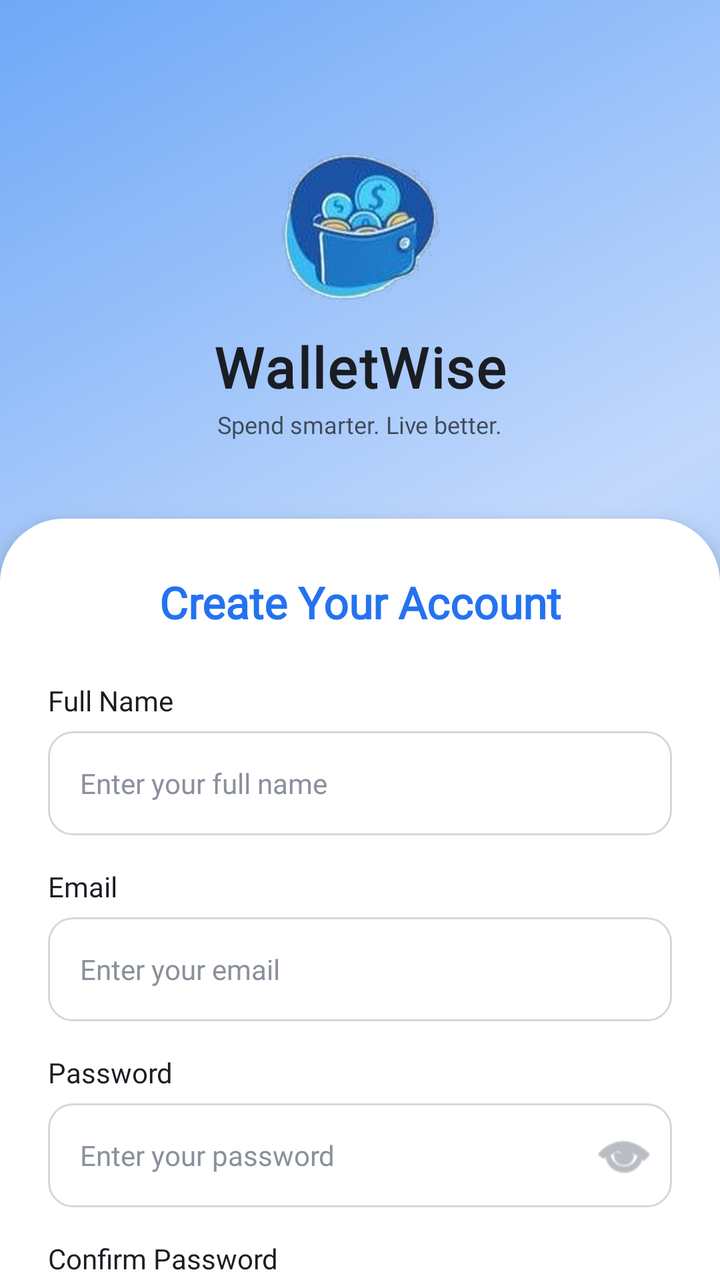
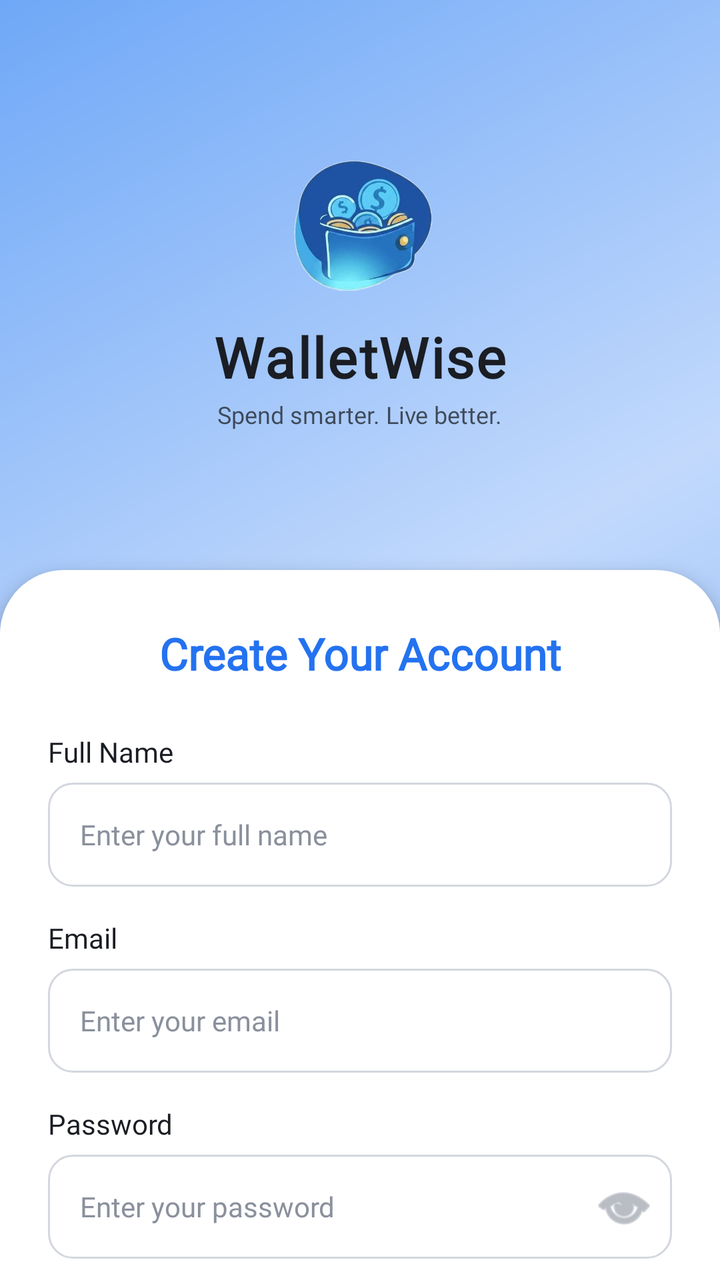

Before-and-after screenshots of an Android layout around one commit, followed by the original layout XML and the change that was made.
<!-- AndroidManifest.xml: activity theme Theme.ExpenceAndBudgetTracker -->
<!-- res/layout/activity_register.xml -->
<?xml version="1.0" encoding="utf-8"?>
<androidx.core.widget.NestedScrollView
    xmlns:android="http://schemas.android.com/apk/res/android"
    xmlns:app="http://schemas.android.com/apk/res-auto"
    xmlns:tools="http://schemas.android.com/tools"
    android:layout_width="match_parent"
    android:layout_height="match_parent"

    android:background="@drawable/bg_gradient"

    android:fillViewport="true"
    android:clipToPadding="false"

    tools:context=".auth.RegisterActivity">


        <LinearLayout
        android:layout_width="match_parent"
        android:layout_height="wrap_content"

        android:orientation="vertical">


        
        
        

        <FrameLayout
            android:layout_width="match_parent"
            android:layout_height="285dp">


            
            
            

            <LinearLayout
                android:layout_width="wrap_content"
                android:layout_height="wrap_content"

                android:layout_gravity="center"

                android:gravity="center"

                android:orientation="vertical">


                

                <ImageView
                    android:id="@+id/imgLogo"

                    android:layout_width="95dp"
                    android:layout_height="95dp"

                    android:adjustViewBounds="true"

                    android:contentDescription="WalletWise Logo"

                    android:scaleType="fitCenter"

                    android:src="@drawable/walletwise_logo" />


                

                <TextView
                    android:id="@+id/tvWalletWise"

                    android:layout_width="wrap_content"
                    android:layout_height="wrap_content"

                    android:layout_marginTop="5dp"

                    android:fontFamily="@font/dosis_extrabold"

                    android:text="WalletWise"

                    android:textColor="@color/text_primary_light"

                    android:textSize="28sp"

                    android:textStyle="bold"

                    android:letterSpacing="0.03" />


                

                <TextView
                    android:layout_width="wrap_content"
                    android:layout_height="wrap_content"

                    android:layout_marginTop="2dp"

                    android:fontFamily="@font/molengo_regular"

                    android:text="Spend smarter. Live better."

                    android:textColor="@color/text_primary_light"

                    android:textSize="12sp"

                    android:alpha="0.75" />

            </LinearLayout>

        </FrameLayout>


        
        
        

        <LinearLayout
            android:id="@+id/formCard"

            android:layout_width="match_parent"
            android:layout_height="wrap_content"

            android:layout_marginTop="-26dp"

            android:background="@drawable/bg_login_card"

            android:elevation="7dp"

            android:orientation="vertical"

            android:paddingStart="24dp"
            android:paddingTop="27dp"
            android:paddingEnd="24dp"
            android:paddingBottom="26dp">


            
            
            

            <TextView
                android:layout_width="match_parent"
                android:layout_height="wrap_content"

                android:fontFamily="@font/dosis_extrabold"

                android:text="Create Your Account"

                android:textAlignment="center"

                android:textColor="@color/primary_500"

                android:textSize="22sp"

                android:textStyle="bold" />



            
            
            

            <TextView
                android:layout_width="wrap_content"
                android:layout_height="wrap_content"

                android:layout_marginTop="25dp"

                android:fontFamily="@font/dosis_semibold"

                android:text="Full Name"

                android:textColor="@color/text_primary_light"

                android:textSize="14sp" />


            <EditText
                android:id="@+id/etFullName"

                android:layout_width="match_parent"
                android:layout_height="52dp"

                android:layout_marginTop="6dp"

                android:background="@drawable/bg_input_box"

                android:fontFamily="@font/molengo_regular"

                android:hint="Enter your full name"

                android:inputType="textPersonName"

                android:paddingStart="16dp"
                android:paddingEnd="16dp"

                android:singleLine="true"

                android:textColor="@color/text_primary_light"

                android:textColorHint="@color/neutral_500"

                android:textSize="14sp" />


            
            
            

            <TextView
                android:layout_width="wrap_content"
                android:layout_height="wrap_content"

                android:layout_marginTop="16dp"

                android:fontFamily="@font/dosis_semibold"

                android:text="Email"

                android:textColor="@color/text_primary_light"

                android:textSize="14sp" />


            <EditText
                android:id="@+id/etEmail"

                android:layout_width="match_parent"
                android:layout_height="52dp"

                android:layout_marginTop="6dp"

                android:background="@drawable/bg_input_box"

                android:fontFamily="@font/molengo_regular"

                android:hint="Enter your email"

                android:inputType="textEmailAddress"

                android:paddingStart="16dp"
                android:paddingEnd="16dp"

                android:singleLine="true"

                android:textColor="@color/text_primary_light"

                android:textColorHint="@color/neutral_500"

                android:textSize="14sp" />


            
            
            

            <TextView
                android:layout_width="wrap_content"
                android:layout_height="wrap_content"

                android:layout_marginTop="16dp"

                android:fontFamily="@font/dosis_semibold"

                android:text="Password"

                android:textColor="@color/text_primary_light"

                android:textSize="14sp" />


            <FrameLayout
                android:layout_width="match_parent"
                android:layout_height="52dp"

                android:layout_marginTop="6dp"

                android:background="@drawable/bg_input_box">


                <EditText
                    android:id="@+id/etPassword"

                    android:layout_width="match_parent"
                    android:layout_height="match_parent"

                    android:background="@null"

                    android:fontFamily="@font/molengo_regular"

                    android:hint="Enter your password"

                    android:inputType="textPassword"

                    android:paddingStart="16dp"
                    android:paddingEnd="52dp"

                    android:singleLine="true"

                    android:textColor="@color/text_primary_light"

                    android:textColorHint="@color/neutral_500"

                    android:textSize="14sp" />


                <ImageButton
                    android:id="@+id/btnTogglePassword"

                    android:layout_width="48dp"
                    android:layout_height="48dp"

                    android:layout_gravity="center_vertical|end"

                    android:background="?attr/selectableItemBackgroundBorderless"

                    android:contentDescription="Show or hide password"

                    android:padding="12dp"

                    android:src="@android:drawable/ic_menu_view"

                    app:tint="@color/neutral_500" />

            </FrameLayout>


            
            
            

            <TextView
                android:layout_width="wrap_content"
                android:layout_height="wrap_content"

                android:layout_marginTop="16dp"

                android:fontFamily="@font/dosis_semibold"

                android:text="Confirm Password"

                android:textColor="@color/text_primary_light"

                android:textSize="14sp" />


            <FrameLayout
                android:layout_width="match_parent"
                android:layout_height="52dp"

                android:layout_marginTop="6dp"

                android:background="@drawable/bg_input_box">


                <EditText
                    android:id="@+id/etConfirmPassword"

                    android:layout_width="match_parent"
                    android:layout_height="match_parent"

                    android:background="@null"

                    android:fontFamily="@font/molengo_regular"

                    android:hint="Confirm your password"

                    android:inputType="textPassword"

                    android:paddingStart="16dp"
                    android:paddingEnd="52dp"

                    android:singleLine="true"

                    android:textColor="@color/text_primary_light"

                    android:textColorHint="@color/neutral_500"

                    android:textSize="14sp" />


                <ImageButton
                    android:id="@+id/btnToggleConfirmPassword"

                    android:layout_width="48dp"
                    android:layout_height="48dp"

                    android:layout_gravity="center_vertical|end"

                    android:background="?attr/selectableItemBackgroundBorderless"

                    android:contentDescription="Show or hide confirm password"

                    android:padding="12dp"

                    android:src="@android:drawable/ic_menu_view"

                    app:tint="@color/neutral_500" />

            </FrameLayout>


            
            
            

            <Button
                android:id="@+id/btnGetStarted"

                android:layout_width="match_parent"
                android:layout_height="54dp"

                android:layout_marginTop="20dp"

                android:background="@drawable/bg_gradient_pill_button"

                android:backgroundTint="@null"

                android:fontFamily="@font/dosis_extrabold"

                android:stateListAnimator="@null"

                android:text="Get Started"

                android:textAllCaps="false"

                android:textColor="@color/neutral_0"

                android:textSize="18sp"

                android:textStyle="bold" />


            
            
            

            <LinearLayout
                android:layout_width="match_parent"
                android:layout_height="wrap_content"

                android:layout_marginTop="17dp"

                android:gravity="center"

                android:orientation="horizontal">


                <TextView
                    android:layout_width="wrap_content"
                    android:layout_height="wrap_content"

                    android:fontFamily="@font/dosis_semibold"

                    android:text="Already have an account? "

                    android:textColor="@color/neutral_500"

                    android:textSize="13sp" />


                <TextView
                    android:id="@+id/tvGoToSignUp"

                    android:layout_width="wrap_content"
                    android:layout_height="48dp"

                    android:gravity="center"

                    android:fontFamily="@font/dosis_bold"

                    android:text="Log In"

                    android:textColor="@color/primary_500"

                    android:textSize="13sp"

                    android:textStyle="bold" />

            </LinearLayout>


        </LinearLayout>

        </LinearLayout>


</androidx.core.widget.NestedScrollView>
<!-- resources referenced by this layout -->
<resources>
  <color name="neutral_0">#FFFFFF</color>
  <color name="neutral_500">#8A909C</color>
  <color name="primary_500">#2472F0</color>
  <color name="text_primary_light">@color/neutral_900</color>
  <!-- drawable bg_gradient (drawable) -->
  <?xml version="1.0" encoding="utf-8"?>
  <shape xmlns:android="http://schemas.android.com/apk/res/android"
      android:shape="rectangle">
      <gradient
          android:type="linear"
          android:angle="135"
          android:startColor="@color/primary_300"
          android:centerColor="@color/primary_100"
          android:endColor="@color/primary_300" />
  </shape>
  <!-- drawable bg_gradient_pill_button (drawable) -->
  <?xml version="1.0" encoding="utf-8"?>
  <shape xmlns:android="http://schemas.android.com/apk/res/android"
      android:shape="rectangle">
  
      <solid android:color="@color/primary_500" />
  
      <corners android:radius="28dp" />
  
  </shape>
  <!-- drawable bg_input_box (drawable) -->
  <?xml version="1.0" encoding="utf-8"?>
  <shape xmlns:android="http://schemas.android.com/apk/res/android"
      android:shape="rectangle">
      <solid android:color="@color/neutral_0" />
      <stroke
          android:width="1dp"
          android:color="@color/neutral_300" />
      <corners android:radius="12dp" />
  </shape>
  <!-- drawable bg_login_card (drawable) -->
  <?xml version="1.0" encoding="utf-8"?>
  <shape xmlns:android="http://schemas.android.com/apk/res/android"
      android:shape="rectangle">
  
      <solid
          android:color="@color/neutral_0" />
  
      <corners
          android:topLeftRadius="32dp"
          android:topRightRadius="32dp"
          android:bottomLeftRadius="20dp"
          android:bottomRightRadius="20dp" />
  
      <padding
          android:left="0dp"
          android:top="0dp"
          android:right="0dp"
          android:bottom="0dp" />
  
  </shape>
  <!-- drawable walletwise_logo: png bitmap (drawable, 579250 bytes) -->
  <style name="Theme.ExpenceAndBudgetTracker" parent="Theme.Material3.DayNight.NoActionBar">
          <item name="colorPrimary">@color/primary_500</item>
          <item name="colorOnPrimary">@color/neutral_0</item>
          <item name="colorPrimaryContainer">@color/primary_100</item>
          <item name="colorOnPrimaryContainer">@color/primary_900</item>
  
          <item name="colorSecondary">@color/accent_500</item>
          <item name="colorOnSecondary">@color/neutral_900</item>
          <item name="colorSecondaryContainer">@color/accent_100</item>
          <item name="colorOnSecondaryContainer">@color/accent_700</item>
  
          <item name="colorError">@color/expense_red</item>
          <item name="colorOnError">@color/neutral_0</item>
  
          <item name="android:colorBackground">@color/background_light</item>
          <item name="colorSurface">@color/surface_light</item>
          <item name="colorOnSurface">@color/text_primary_light</item>
          <item name="colorOnSurfaceVariant">@color/text_secondary_light</item>
  
          <item name="android:statusBarColor">@color/primary_700</item>
          <item name="android:windowLightStatusBar">false</item>
  
  
      </style>
  <color name="neutral_900">#1A1D23</color>
  <color name="primary_300">#6FA8F7</color>
  <color name="primary_100">#C2D9FC</color>
  <color name="neutral_300">#D3D7DE</color>
  <color name="primary_900">#082456</color>
  <color name="accent_500">#FFA800</color>
  <color name="accent_100">#FFE9C2</color>
  <color name="accent_700">#CC8600</color>
  <color name="expense_red">#E5484D</color>
  <color name="background_light">@color/neutral_50</color>
  <color name="surface_light">@color/neutral_0</color>
  <color name="text_secondary_light">@color/neutral_700</color>
  <color name="primary_700">#1447A8</color>
  <color name="neutral_50">#F7F8FA</color>
  <color name="neutral_700">#4B5563</color>
</resources>

<!-- the commit's change to res/layout/activity_register.xml (unified diff, before → after) -->
@@ -50,8 +50,8 @@
                 <ImageView
                     android:id="@+id/imgLogo"
 
-                    android:layout_width="95dp"
-                    android:layout_height="95dp"
+                    android:layout_width="85dp"
+                    android:layout_height="85dp"
 
                     android:adjustViewBounds="true"
 
@@ -59,7 +59,7 @@
 
                     android:scaleType="fitCenter"
 
-                    android:src="@drawable/walletwise_logo" />
+                    android:src="@drawable/wallet_icon_transparent" />
 
 
                 
@@ -118,11 +118,11 @@
             android:layout_width="match_parent"
             android:layout_height="wrap_content"
 
-            android:layout_marginTop="-26dp"
+            android:layout_marginTop="0dp"
 
             android:background="@drawable/bg_login_card"
 
-            android:elevation="7dp"
+            android:elevation="5dp"
 
             android:orientation="vertical"
 
<!-- resource entries referenced after the edit -->
@@ -56,7 +56,7 @@
           android:bottom="0dp" />
   
   </shape>
-  <!-- drawable walletwise_logo: png bitmap (drawable, 579250 bytes) -->
+  <!-- drawable wallet_icon_transparent: png bitmap (drawable, 156588 bytes) -->
   <style name="Theme.ExpenceAndBudgetTracker" parent="Theme.Material3.DayNight.NoActionBar">
           <item name="colorPrimary">@color/primary_500</item>
           <item name="colorOnPrimary">@color/neutral_0</item>
